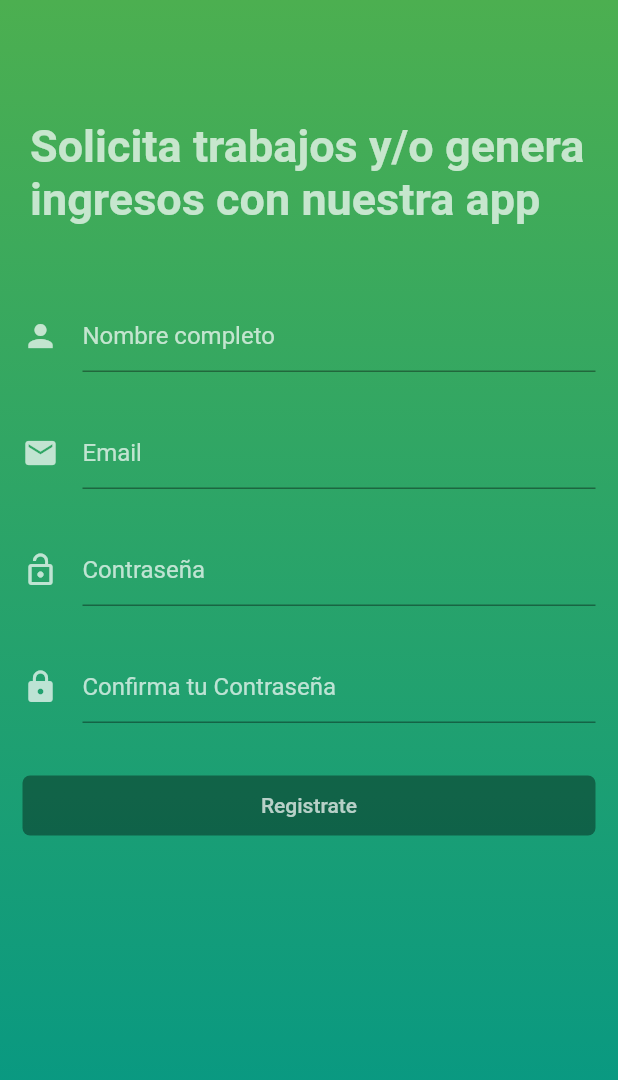
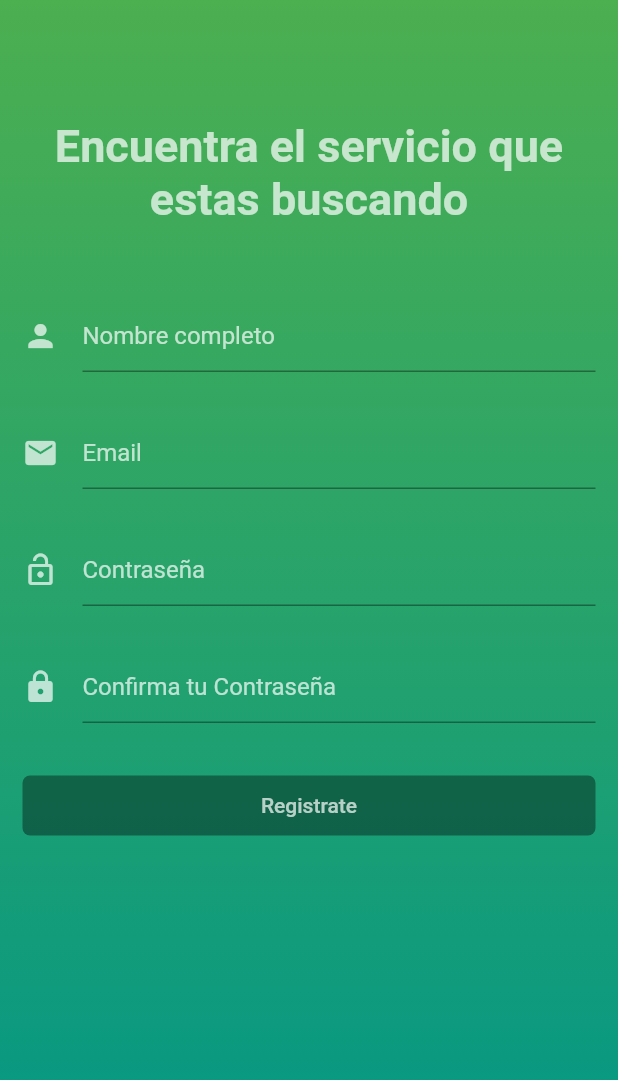
Before and after one commit to JoanRiveros96/YourWork, a Flutter app: the screen it shows after launch, after a tap on "Registrarse", on a phone screen of 412 x 824 dp. Shown: the top 1080 px of the screen. Run offline on Flutter 3.47's test engine with Material 2 defaults, Android fonts, the phone set to English and light mode, and no system bars; our stand-ins replace image_picker, shared_preferences; network calls fail.

Commit message:
Actualizaciones
Main page con categorias,
Registro de trabajadores,

```diff
--- a/lib/controllers/databasehelpers.dart
+++ b/lib/controllers/databasehelpers.dart
@@ -7,7 +7,7 @@ class DataBaseHelper {
 
   var status;
   var token;
-  String serverUrlProducts = "http://192.168.1.9:3000/products";
+  String serverUrlProducts = "http://192.168.1.6:3000/products";
 
   //function getData
   Future<List> getData() async{
@@ -34,7 +34,7 @@ class DataBaseHelper {
     final value = prefs.get(key ) ?? 0;
 
     // String myUrl = "$serverUrl/api";
-    String myUrl = "http://192.168.1.9:3000/products";
+    String myUrl = "http://192.168.1.6:3000/products";
     final response = await  http.post(myUrl,
         headers: {
           'Accept':'application/json',
@@ -63,7 +63,7 @@ class DataBaseHelper {
     final key = 'token';
     final value = prefs.get(key) ?? 0;
 
-    String myUrl = "http://192.168.1.9:3000/product/$_id";
+    String myUrl = "http://192.168.1.6:3000/product/$_id";
     http.put(myUrl,
         body: {
           "name":       "$name",
@@ -79,7 +79,7 @@ class DataBaseHelper {
   //function for delete
   Future<void> removeRegister(String _id) async {
 
-    String myUrl = "http://192.168.1.9:3000/product/$_id";
+    String myUrl = "http://192.168.1.6:3000/product/$_id";
 
     Response res = await http.delete("$myUrl");
 
--- a/lib/main.dart
+++ b/lib/main.dart
@@ -1,8 +1,15 @@
+import 'dart:ui';
+
+import 'package:flutter/cupertino.dart';
 import 'package:flutter/material.dart';
+import 'package:flutter/painting.dart';
+import 'dart:convert';
 import 'package:shared_preferences/shared_preferences.dart';
 import 'package:work/view/addProducts.dart';
 import 'package:work/view/listWorkers.dart';
+import 'package:work/view/registroWorker.dart';
 import 'package:work/view/loginPage.dart';
+import 'package:http/http.dart' as http;
 void main() => runApp(MyApp());
 
 class MyApp extends StatelessWidget {
@@ -32,6 +39,7 @@ class _MainPageState extends State<MainPage> {
   void initState(){
     super.initState();
     checkLoginStatus();
+    getCategorias();
   }
 
 
@@ -41,6 +49,15 @@ class _MainPageState extends State<MainPage> {
     if(sharedPrefences.getString("token")==null){
       Navigator.of(context).pushAndRemoveUntil(MaterialPageRoute(builder: (BuildContext context)=>LoginPage()), (Route<dynamic> route )=> false);
     }
+  }
+  Map data;
+  List categoriaData;
+  getCategorias() async{
+    http.Response response = await http.get("http://192.168.1.6:3000/categorias");
+    data = json.decode(response.body);
+    setState(() {
+      categoriaData = data['categoria'];
+    });
   }
 
 
@@ -60,7 +77,35 @@ class _MainPageState extends State<MainPage> {
           )
         ],
       ),
-      body: Center(child: Text("MainPage")),
+      body : ListView.builder(
+        itemCount: categoriaData==null ?0 : categoriaData.length,
+        itemBuilder: (BuildContext context, int index){
+          return Card(
+            child: Padding(padding: const EdgeInsets.all(6.0),
+
+             child: Container(constraints: const  BoxConstraints.expand(height: 100.0
+             ),
+               alignment: Alignment.center,
+               padding: const EdgeInsets.all(10.0),
+                    decoration:  BoxDecoration(
+                      image:  DecorationImage(
+                        image: NetworkImage(categoriaData[index]['imagen']),
+                        fit: BoxFit.cover
+
+                      ),
+                    ),
+                     child: Text("${categoriaData[index]["nombre"]}",
+                     style: TextStyle(
+                       fontWeight: FontWeight.bold,
+                       color: Colors.white,
+                       fontSize: 40.0
+                     ),
+                     ),
+                  ),
+            ),
+          );
+        },
+      ),
       drawer: Drawer(
           child: new ListView(
               children: <Widget>[
@@ -69,19 +114,19 @@ class _MainPageState extends State<MainPage> {
                   accountEmail: new Text("alpha@gmail.com"),
                 ),
                 new ListTile(
-                    title: new Text("List workers"),
-                    trailing: new Icon(Icons.help),
+                    title: new Text("Trabajadores activos"),
+                    trailing: new Icon(Icons.work),
                     onTap: () => Navigator.of(context).push(new MaterialPageRoute(builder: (BuildContext context)=>ListWorker()),
                     )),
-                new ListTile(title: new Text("Add Worker"),
-                    trailing: new Icon(Icons.add),
+                new ListTile(title: new Text("Publica Anuncio"),
+                    trailing: new Icon(Icons.announcement),
                     onTap: ()=> Navigator.of(context).push(new MaterialPageRoute(builder: (BuildContext context)=>AddDataProduct()),
                     )),
 
-                new ListTile(title: new Text("Register worker"),
-                  trailing: new Icon(Icons.add),
-                  onTap: (){},
-                ),
+                new ListTile(title: new Text("Unete a nosotros"),
+                  trailing: new Icon(Icons.group_add),
+                    onTap: ()=> Navigator.of(context).push(new MaterialPageRoute(builder: (BuildContext context)=>RegistroPage()),
+                )),
               ]
           )
       ),
--- a/lib/view/RegistroPage.dart
+++ b/lib/view/RegistroPage.dart
@@ -37,8 +37,8 @@ class _RegistroPageState extends State<RegistroPage> {
           children: <Widget>[
             heardSection(),
             textSection(),
-            signupSection(),
-            //signupSection(),
+            signupSection()
+
 
 
           ],
@@ -64,7 +64,7 @@ class _RegistroPageState extends State<RegistroPage> {
 
     var jsonResponse;
 
-    var response = await http.post("http://192.168.1.9:3000/signup", body: data );
+    var response = await http.post("http://192.168.1.6:3000/signup", body: data );
     if(response.statusCode==200){
       jsonResponse = json.decode(response.body);
 
@@ -86,11 +86,14 @@ class _RegistroPageState extends State<RegistroPage> {
 
   Container signupSection(){
     var signupButton = RaisedButton(
-      onPressed: nombreController.text =="" || emailController.text == "" || contrasenaController.text == "" || confContrasenaController.text =="" ? null && contrasenaController.text == confContrasenaController.text:(){
-        setState(() {
-          _isLoading = true;
-        });
-        signup(nombreController.text, emailController.text, confContrasenaController.text);
+      onPressed: nombreController.text =="" || emailController.text == "" || contrasenaController.text == "" || confContrasenaController.text =="" ? null:() {
+
+          setState(() {
+            _isLoading = true;
+          });
+          if(contrasenaController.text == confContrasenaController.text) {
+            signup(nombreController.text, emailController.text,confContrasenaController.text);
+          }
       },
       elevation: 0.0,
       color: Colors.blue,
@@ -114,9 +117,11 @@ Container heardSection(){
     return Container(
       margin: EdgeInsets.only(top: 50.0),
       padding: EdgeInsets.symmetric(horizontal: 20.0, vertical: 30.0),
-      child: Text("Solicita trabajos y/o genera ingresos con nuestra app",
+      child: Text("Encuentra el servicio que estas buscando",
+          textAlign: TextAlign.center,
           style: TextStyle(
               color: Colors.white70,
+
               fontSize: 30.0,
               fontWeight: FontWeight.bold
           )),
--- a/lib/view/detailProduct.dart
+++ b/lib/view/detailProduct.dart
@@ -1,6 +1,6 @@
 import 'package:work/controllers/databasehelpers.dart';
 import 'package:work/view/editProduct.dart';
-import 'package:work/view/listProducts.dart';
+//import 'package:work/view/listProducts.dart';
 import 'package:flutter/material.dart';
 
 
@@ -32,7 +32,7 @@ class _DetailState extends State<Detail> {
             databaseHelper.removeRegister(widget.list[widget.index]['_id'].toString());
             Navigator.of(context).push(
                 new MaterialPageRoute(
-                  builder: (BuildContext context) => new ListProducts(),
+                  //builder: (BuildContext context) => new ListProducts(),
                 )
             );
           },
--- a/lib/view/editProduct.dart
+++ b/lib/view/editProduct.dart
@@ -1,5 +1,5 @@
 import 'package:work/controllers/databasehelpers.dart';
-import 'package:work/view/listProducts.dart';
+//import 'package:work/view/listProducts.dart';
 import 'package:flutter/material.dart';
 
 
@@ -110,7 +110,7 @@ class _EditProductState extends State<EditProduct> {
                         controllerId.text.trim(), controllerName.text.trim(), controllerPrice.text.trim(), controllerStock.text.trim());
                     Navigator.of(context).push(
                         new MaterialPageRoute(
-                          builder: (BuildContext context) => new ListProducts(),
+                          //builder: (BuildContext context) => new ListProducts(),
                         )
                     );
                   },
--- a/lib/view/loginPage.dart
+++ b/lib/view/loginPage.dart
@@ -25,15 +25,18 @@ class _LoginPageState extends State<LoginPage> {
 
   @override
   Widget build(BuildContext context) {
-
+    theme: ThemeData(
+      primarySwatch: Colors.green,
+    );
     SystemChrome.setSystemUIOverlayStyle(SystemUiOverlayStyle.light.copyWith(statusBarColor:Colors.transparent));
     return Scaffold(
       body: Container(
         decoration:BoxDecoration(
+
           gradient: LinearGradient(
-              colors: [Colors.green, Colors.teal],
+              colors: [Colors.white, Colors.white10],
               begin: Alignment.topCenter,
-              end: Alignment.bottomCenter
+              end: Alignment.topCenter
           ),
         ),
 
@@ -62,7 +65,7 @@ class _LoginPageState extends State<LoginPage> {
 
     var jsonResponse;
 
-    var response = await http.post("http://192.168.1.9:3000/signin", body: data );
+    var response = await http.post("http://192.168.1.6:3000/signin", body: data );
     if(response.statusCode==200){
       jsonResponse = json.decode(response.body);
 
@@ -91,8 +94,8 @@ class _LoginPageState extends State<LoginPage> {
           signin(emailController.text, passwordController.text);
         },
         elevation: 0.0,
-        color: Colors.blue,
-        child: Text("Iniciar sesión",style: TextStyle(color:  Colors.white70)),
+        color: Colors.lightGreen,
+        child: Text("Iniciar sesión",style: TextStyle(color:  Colors.black)),
 
         shape: RoundedRectangleBorder(borderRadius: BorderRadius.circular(5.0)),
       );
@@ -111,10 +114,10 @@ class _LoginPageState extends State<LoginPage> {
   Container signupSection(){
     var signupButton = FlatButton(
         onPressed:(){
-           Navigator.of(context).push(new MaterialPageRoute(builder: (BuildContext context)=>RegistroPage()));
+           Navigator.of(context).push(new MaterialPageRoute(builder: (BuildContext context)=> RegistroPage()));
         },
         color: Colors.green,
-        child: Text("Registrarse",style: TextStyle(color:  Colors.white70)),
+        child: Text("Registrarse",style: TextStyle(color:  Colors.black)),
 
         shape: RoundedRectangleBorder(borderRadius: BorderRadius.circular(5.0)),
       );
@@ -137,10 +140,10 @@ class _LoginPageState extends State<LoginPage> {
       child: Column(children: <Widget>[
         TextField(
           controller: emailController,
-          cursorColor: Colors.white,
-          style: TextStyle (color: Colors.white70),
+          cursorColor: Colors.black,
+          style: TextStyle (color: Colors.black),
           decoration: InputDecoration(
-              icon: Icon(Icons.email, color: Colors.white70),
+              icon: Icon(Icons.email, color: Colors.green),
               hintText: "Email",
               border: UnderlineInputBorder(borderSide: BorderSide(color: Colors.white70)),
               hintStyle: TextStyle(color:Colors.white70)
@@ -149,11 +152,11 @@ class _LoginPageState extends State<LoginPage> {
         SizedBox(height: 30.0,),
         TextField(
           controller: passwordController,
-          cursorColor: Colors.white,
+          cursorColor: Colors.black,
           obscureText: true,
-          style: TextStyle (color: Colors.white70),
+          style: TextStyle (color: Colors.black),
           decoration: InputDecoration(
-              icon: Icon(Icons.lock, color: Colors.white70),
+              icon: Icon(Icons.lock, color: Colors.green),
               hintText: "Password",
               border: UnderlineInputBorder(borderSide: BorderSide(color: Colors.white70)),
               hintStyle: TextStyle(color:Colors.white70)
@@ -169,12 +172,16 @@ class _LoginPageState extends State<LoginPage> {
     return Container(
       margin: EdgeInsets.only(top: 50.0),
       padding: EdgeInsets.symmetric(horizontal: 20.0, vertical: 30.0),
-      child: Text("YourWork App",
+      child: Image(
+        image: NetworkImage("https://myimagenyw.s3.us-east-2.amazonaws.com/LogoOF.PNG"),
+      ),
+      /*child: Text("YourWork App",
           style: TextStyle(
               color: Colors.white70,
               fontSize: 40.0,
               fontWeight: FontWeight.bold
-          )),
+          )
+      ),*/
     );
   }
 
--- a/pubspec.yaml
+++ b/pubspec.yaml
@@ -23,6 +23,7 @@ dependencies:
   # The following adds the Cupertino Icons font to your application.
   # Use with the CupertinoIcons class for iOS style icons.
   cupertino_icons: ^0.1.2
+  image_picker: ^0.6.5+2
 
 dev_dependencies:
   flutter_test:
```
Also changed, not shown: lib/view/listProducts.dart (deleted, +0 -89 lines), lib/view/listWorkers.dart (+19 -21 lines), lib/view/registroWorker.dart (added, +305 -0 lines), pubspec.lock, 2 other files.
